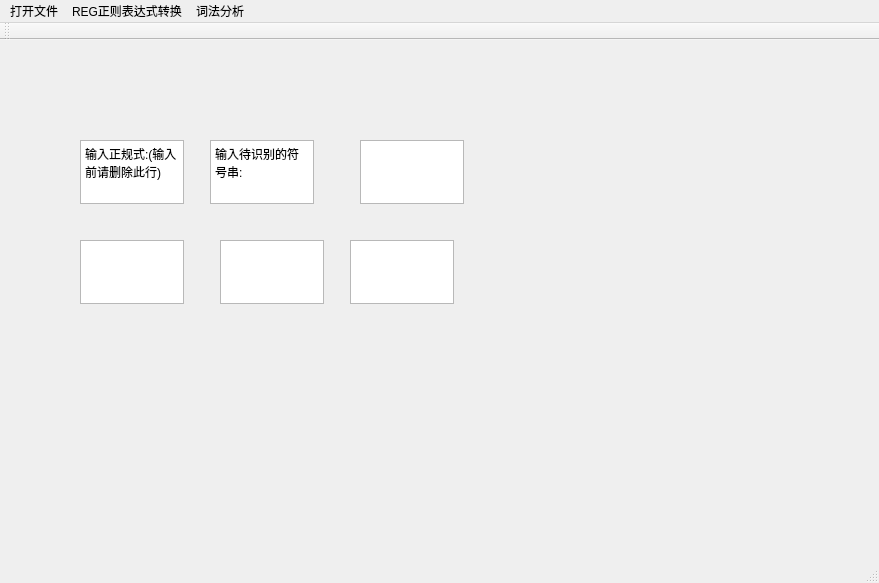
Old version of the form REG_interface.ui in the repository hutao99/compiler.
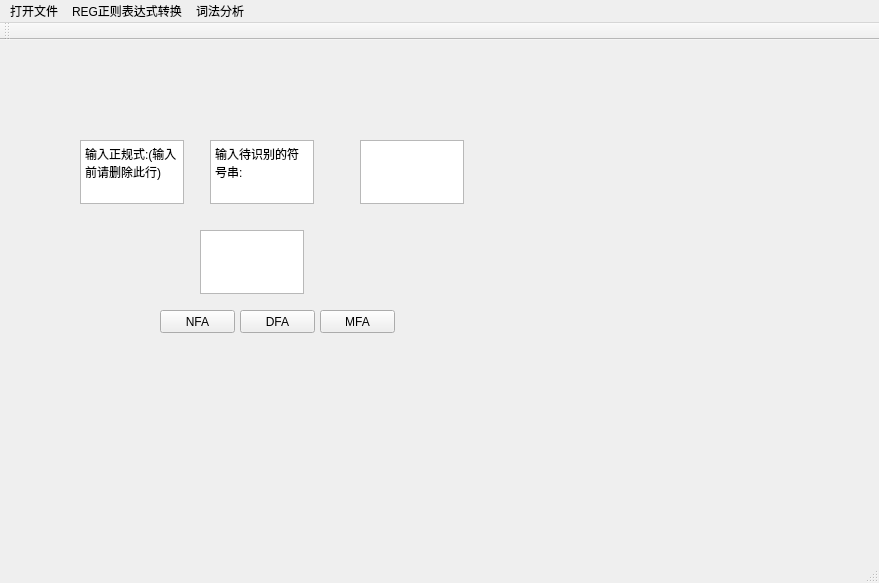
New version of the form.

```diff
--- a/REG_interface.ui
+++ b/REG_interface.ui
@@ -53,31 +53,50 @@
    <widget class="QTextEdit" name="textEdit">
     <property name="geometry">
      <rect>
-      <x>80</x>
-      <y>200</y>
+      <x>200</x>
+      <y>190</y>
       <width>104</width>
       <height>64</height>
      </rect>
     </property>
    </widget>
-   <widget class="QTextEdit" name="textEdit_2">
+   <widget class="QPushButton" name="pushButton">
     <property name="geometry">
      <rect>
-      <x>220</x>
-      <y>200</y>
-      <width>104</width>
-      <height>64</height>
+      <x>160</x>
+      <y>270</y>
+      <width>75</width>
+      <height>23</height>
      </rect>
     </property>
+    <property name="text">
+     <string>NFA</string>
+    </property>
    </widget>
-   <widget class="QTextEdit" name="textEdit_3">
+   <widget class="QPushButton" name="pushButton_2">
     <property name="geometry">
      <rect>
-      <x>350</x>
-      <y>200</y>
-      <width>104</width>
-      <height>64</height>
+      <x>240</x>
+      <y>270</y>
+      <width>75</width>
+      <height>23</height>
      </rect>
+    </property>
+    <property name="text">
+     <string>DFA</string>
+    </property>
+   </widget>
+   <widget class="QPushButton" name="pushButton_3">
+    <property name="geometry">
+     <rect>
+      <x>320</x>
+      <y>270</y>
+      <width>75</width>
+      <height>23</height>
+     </rect>
+    </property>
+    <property name="text">
+     <string>MFA</string>
     </property>
    </widget>
   </widget>
```
